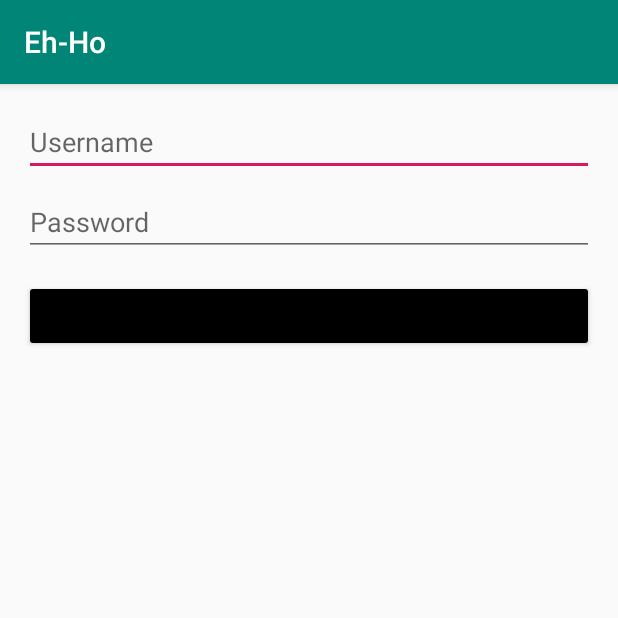
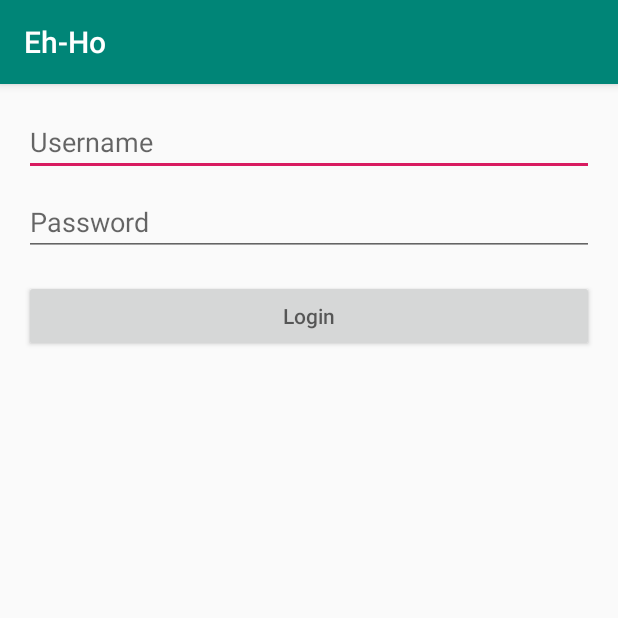
Before and after one commit to esevilla/EhHoAndroid, an Android app: the screen it shows after launch (MainActivity before the commit, LoginActivity after it), on a phone screen of 412 x 824 dp, the top half of it. Run offline under Robolectric (Android 15) with nearby library versions, the phone set to English and light mode, and no system bars.

Commit message:
dia 1 completado

```diff
--- a/app/src/main/AndroidManifest.xml
+++ b/app/src/main/AndroidManifest.xml
@@ -9,13 +9,14 @@
         android:roundIcon="@mipmap/ic_launcher_round"
         android:supportsRtl="true"
         android:theme="@style/AppTheme">
-        <activity android:name=".MainActivity">
+        <activity android:name=".LoginActivity">
             <intent-filter>
                 <action android:name="android.intent.action.MAIN" />
 
                 <category android:name="android.intent.category.LAUNCHER" />
             </intent-filter>
         </activity>
+<activity android:name=".TopicsActivity" />
     </application>
 
 </manifest>
--- /dev/null
+++ b/app/src/main/java/io/esevilla/eh_ho/LoginActivity.kt
@@ -0,0 +1,22 @@
+package io.esevilla.eh_ho
+
+import android.content.Intent
+import androidx.appcompat.app.AppCompatActivity
+import android.os.Bundle
+import android.view.View
+import android.widget.Button
+import androidx.core.content.ContextCompat.startActivity
+
+class LoginActivity : AppCompatActivity() {
+
+    override fun onCreate(savedInstanceState: Bundle?) {
+        super.onCreate(savedInstanceState)
+        setContentView(R.layout.activity_login)
+}
+
+    fun login(view: View) {
+        val intent: Intent = Intent(this, TopicsActivity::class.java)
+        startActivity(intent)
+    }
+
+}
--- a/app/src/main/java/io/esevilla/eh_ho/MainActivity.kt
+++ b/app/src/main/java/io/esevilla/eh_ho/TopicsActivity.kt
@@ -1,12 +1,12 @@
 package io.esevilla.eh_ho
 
+import android.os.Bundle
 import androidx.appcompat.app.AppCompatActivity
-import android.os.Bundle
 
-class MainActivity : AppCompatActivity() {
+class TopicsActivity : AppCompatActivity() {
 
     override fun onCreate(savedInstanceState: Bundle?) {
         super.onCreate(savedInstanceState)
-        setContentView(R.layout.activity_main)
+        setContentView(R.layout.activity_topics)
     }
 }
--- a/app/src/main/res/layout/activity_main.xml
+++ b/app/src/main/res/layout/activity_login.xml
@@ -6,26 +6,29 @@
     android:layout_height="match_parent"
     android:orientation="vertical"
     android:padding="16dp"
-    tools:context=".MainActivity">
+    tools:context=".LoginActivity">
 
     <androidx.appcompat.widget.AppCompatEditText
+        android:id="@+id/inputUsername"
         android:layout_width="match_parent"
         android:layout_height="wrap_content"
-        android:hint="Username" />
+        android:hint="@string/hint_username" />
 
     <androidx.appcompat.widget.AppCompatEditText
+        android:id="@+id/inputPassword"
         android:layout_width="match_parent"
         android:layout_height="wrap_content"
         android:inputType="textPassword"
         android:layout_marginTop="8dp"
-        android:hint="Password" />
+        android:hint="@string/hint_password" />
 
     <androidx.appcompat.widget.AppCompatButton
+        android:id="@+id/buttonLogin"
         android:layout_width="match_parent"
         android:layout_height="wrap_content"
         android:layout_marginTop="16dp"
-        app:backgroundTint="#000"
-        android:hint="LOGIN" />
+        android:hint="@string/label_login"
+        android:onClick="login"/>
 
 
 </LinearLayout>
--- a/app/src/main/res/values/strings.xml
+++ b/app/src/main/res/values/strings.xml
@@ -1,3 +1,7 @@
 <resources>
     <string name="app_name">Eh-Ho</string>
+    <string name="hint_username">Username</string>
+    <string name="hint_password">Password</string>
+    <string name="label_login">Login</string>
+    <string name="label_topics">Topics</string>
 </resources>
```
Also changed, not shown: app/src/main/res/layout/activity_topics.xml (added, +15 -0 lines).
